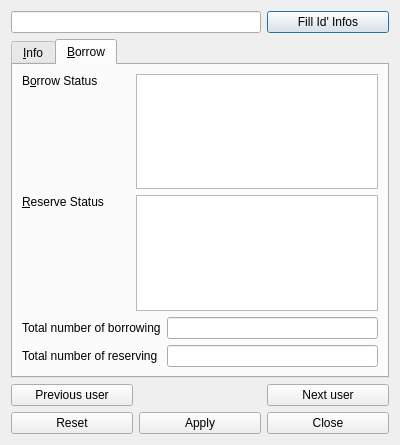
This is uiQt/userdialog.ui in osmank3/bilge-katalog-old as Qt 5 draws it before an edit. The edited form follows.
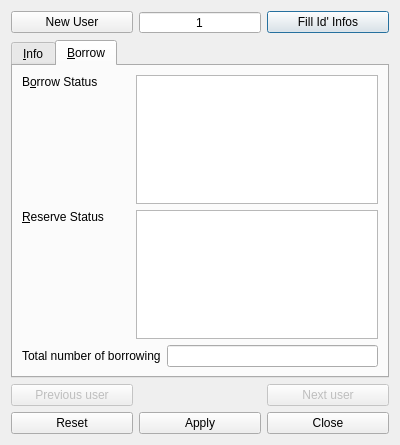
This is the edited form. The open tabs and pages were chosen to show the change.

Commit message: qt arayüze kullanıcı arayüzü eklendi.

Diff of the .ui file:
```diff
--- a/uiQt/userdialog.ui
+++ b/uiQt/userdialog.ui
@@ -17,9 +17,6 @@
    <locale language="English" country="UnitedKingdom"/>
   </property>
   <layout class="QGridLayout" name="gridLayout">
-   <item row="0" column="0" colspan="2">
-    <widget class="QLineEdit" name="idLine"/>
-   </item>
    <item row="0" column="2">
     <widget class="QPushButton" name="fillInfosButton">
      <property name="text">
@@ -208,23 +205,6 @@
          </property>
         </widget>
        </item>
-       <item row="5" column="0" colspan="2">
-        <widget class="QLabel" name="labelTotalReserve">
-         <property name="text">
-          <string>Total number of reserving</string>
-         </property>
-         <property name="buddy">
-          <cstring>totalReserveLine</cstring>
-         </property>
-        </widget>
-       </item>
-       <item row="5" column="2">
-        <widget class="QLineEdit" name="totalReserveLine">
-         <property name="readOnly">
-          <bool>true</bool>
-         </property>
-        </widget>
-       </item>
        <item row="0" column="1" rowspan="2" colspan="2">
         <widget class="QTextEdit" name="borrowLine">
          <property name="readOnly">
@@ -245,6 +225,9 @@
    </item>
    <item row="2" column="0">
     <widget class="QPushButton" name="prevButton">
+     <property name="enabled">
+      <bool>false</bool>
+     </property>
      <property name="text">
       <string>Previous user</string>
      </property>
@@ -252,6 +235,9 @@
    </item>
    <item row="2" column="2">
     <widget class="QPushButton" name="nextButton">
+     <property name="enabled">
+      <bool>false</bool>
+     </property>
      <property name="text">
       <string>Next user</string>
      </property>
@@ -278,6 +264,29 @@
      </property>
     </widget>
    </item>
+   <item row="0" column="1">
+    <widget class="QSpinBox" name="spinId">
+     <property name="alignment">
+      <set>Qt::AlignCenter</set>
+     </property>
+     <property name="buttonSymbols">
+      <enum>QAbstractSpinBox::NoButtons</enum>
+     </property>
+     <property name="minimum">
+      <number>1</number>
+     </property>
+     <property name="maximum">
+      <number>999999</number>
+     </property>
+    </widget>
+   </item>
+   <item row="0" column="0">
+    <widget class="QPushButton" name="newButton">
+     <property name="text">
+      <string>New User</string>
+     </property>
+    </widget>
+   </item>
   </layout>
  </widget>
  <resources/>
```
Left out of the diff: 35 changed lines with no effect on the pictures. The commit also changes 2 other files.
